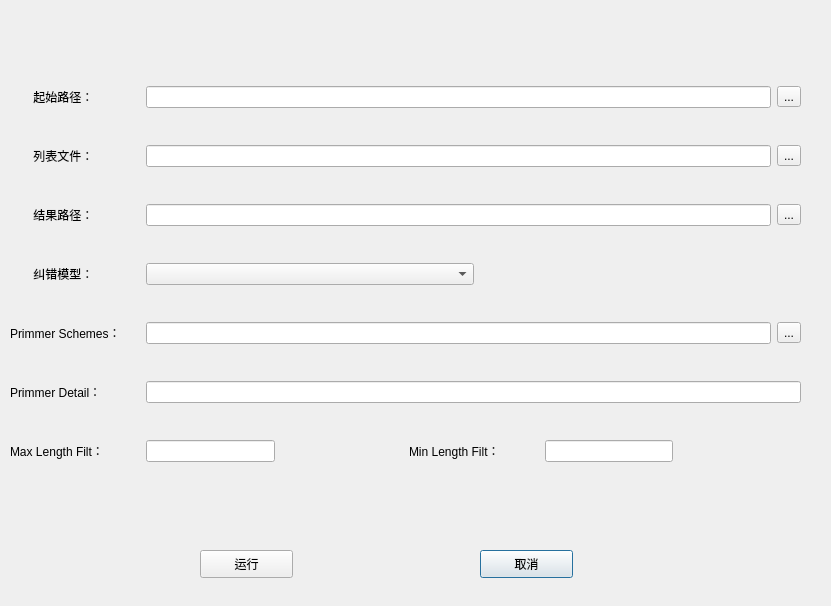
Above: 三代/origin_ui/xinguan_xlpj.ui from L-peng1997/IPH-nano before the change. Below: the same form after it.
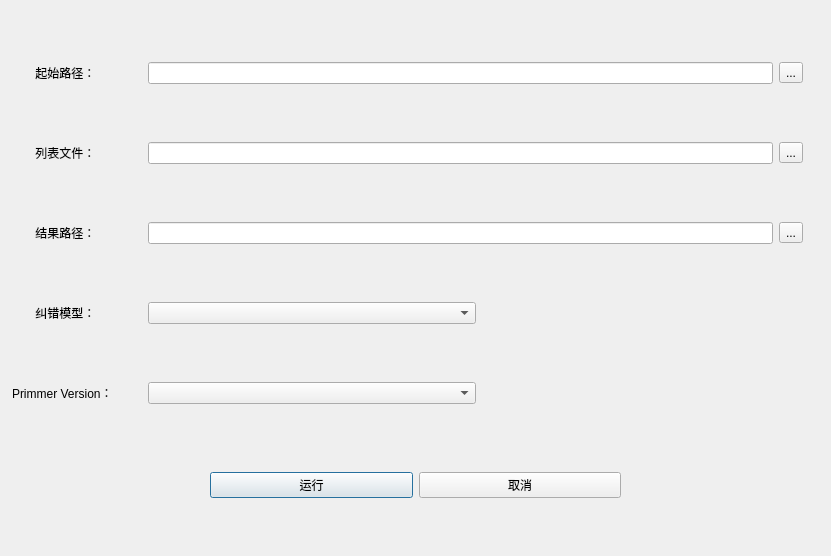
That is the form after the change.

Commit message: 三代版本1.11修正（修改新冠序列拼接界面）

```diff
--- a/三代/origin_ui/xinguan_xlpj.ui
+++ b/三代/origin_ui/xinguan_xlpj.ui
@@ -7,7 +7,7 @@
     <x>0</x>
     <y>0</y>
     <width>831</width>
-    <height>606</height>
+    <height>556</height>
    </rect>
   </property>
   <property name="windowTitle">
@@ -16,10 +16,10 @@
   <widget class="QWidget" name="">
    <property name="geometry">
     <rect>
-     <x>10</x>
-     <y>55</y>
+     <x>12</x>
+     <y>10</y>
      <width>791</width>
-     <height>441</height>
+     <height>451</height>
     </rect>
    </property>
    <layout class="QVBoxLayout" name="verticalLayout">
@@ -218,175 +218,65 @@
          </size>
         </property>
         <property name="text">
-         <string>Primmer Schemes：</string>
+         <string>Primmer Version：</string>
         </property>
        </widget>
       </item>
       <item>
-       <widget class="QLineEdit" name="schemes_LE"/>
-      </item>
-      <item>
-       <widget class="QToolButton" name="schemes_tbtn">
-        <property name="text">
-         <string>...</string>
-        </property>
-       </widget>
-      </item>
-     </layout>
-    </item>
-    <item>
-     <layout class="QHBoxLayout" name="horizontalLayout_6">
-      <item>
-       <widget class="QLabel" name="detail_LB">
+       <widget class="QComboBox" name="primmer_box">
         <property name="sizePolicy">
-         <sizepolicy hsizetype="Fixed" vsizetype="Preferred">
+         <sizepolicy hsizetype="Expanding" vsizetype="Fixed">
           <horstretch>0</horstretch>
           <verstretch>0</verstretch>
          </sizepolicy>
         </property>
-        <property name="minimumSize">
+       </widget>
+      </item>
+      <item>
+       <spacer name="horizontalSpacer_2">
+        <property name="orientation">
+         <enum>Qt::Horizontal</enum>
+        </property>
+        <property name="sizeType">
+         <enum>QSizePolicy::Expanding</enum>
+        </property>
+        <property name="sizeHint" stdset="0">
          <size>
-          <width>130</width>
-          <height>0</height>
+          <width>40</width>
+          <height>20</height>
          </size>
         </property>
-        <property name="text">
-         <string>Primmer Detail：</string>
-        </property>
-       </widget>
+       </spacer>
       </item>
-      <item>
-       <widget class="QLineEdit" name="detail_LE">
-        <property name="text">
-         <string/>
-        </property>
-       </widget>
-      </item>
      </layout>
     </item>
-    <item>
-     <layout class="QHBoxLayout" name="horizontalLayout_9">
-      <item>
-       <layout class="QHBoxLayout" name="horizontalLayout_7">
-        <item>
-         <widget class="QLabel" name="max_LB">
-          <property name="sizePolicy">
-           <sizepolicy hsizetype="Fixed" vsizetype="Preferred">
-            <horstretch>0</horstretch>
-            <verstretch>0</verstretch>
-           </sizepolicy>
-          </property>
-          <property name="minimumSize">
-           <size>
-            <width>130</width>
-            <height>0</height>
-           </size>
-          </property>
-          <property name="maximumSize">
-           <size>
-            <width>0</width>
-            <height>16777215</height>
-           </size>
-          </property>
-          <property name="text">
-           <string>Max Length Filt：</string>
-          </property>
-         </widget>
-        </item>
-        <item>
-         <widget class="QLineEdit" name="max_LE">
-          <property name="text">
-           <string/>
-          </property>
-         </widget>
-        </item>
-        <item>
-         <spacer name="horizontalSpacer_2">
-          <property name="orientation">
-           <enum>Qt::Horizontal</enum>
-          </property>
-          <property name="sizeHint" stdset="0">
-           <size>
-            <width>40</width>
-            <height>20</height>
-           </size>
-          </property>
-         </spacer>
-        </item>
-       </layout>
-      </item>
-      <item>
-       <layout class="QHBoxLayout" name="horizontalLayout_8">
-        <item>
-         <widget class="QLabel" name="min_LB">
-          <property name="sizePolicy">
-           <sizepolicy hsizetype="Fixed" vsizetype="Preferred">
-            <horstretch>0</horstretch>
-            <verstretch>0</verstretch>
-           </sizepolicy>
-          </property>
-          <property name="minimumSize">
-           <size>
-            <width>130</width>
-            <height>0</height>
-           </size>
-          </property>
-          <property name="text">
-           <string>Min Length Filt：</string>
-          </property>
-         </widget>
-        </item>
-        <item>
-         <widget class="QLineEdit" name="min_LE">
-          <property name="text">
-           <string/>
-          </property>
-         </widget>
-        </item>
-        <item>
-         <spacer name="horizontalSpacer_3">
-          <property name="orientation">
-           <enum>Qt::Horizontal</enum>
-          </property>
-          <property name="sizeHint" stdset="0">
-           <size>
-            <width>40</width>
-            <height>20</height>
-           </size>
-          </property>
-         </spacer>
-        </item>
-       </layout>
-      </item>
-     </layout>
-    </item>
    </layout>
   </widget>
-  <widget class="QPushButton" name="cancel_btn">
+  <widget class="QWidget" name="">
    <property name="geometry">
     <rect>
-     <x>480</x>
-     <y>550</y>
-     <width>93</width>
-     <height>28</height>
+     <x>210</x>
+     <y>460</y>
+     <width>411</width>
+     <height>51</height>
     </rect>
    </property>
-   <property name="text">
-    <string>取消</string>
-   </property>
-  </widget>
-  <widget class="QPushButton" name="run_btn">
-   <property name="geometry">
-    <rect>
-     <x>200</x>
-     <y>550</y>
-     <width>93</width>
-     <height>28</height>
-    </rect>
-   </property>
-   <property name="text">
-    <string>运行</string>
-   </property>
+   <layout class="QHBoxLayout" name="horizontalLayout_6">
+    <item>
+     <widget class="QPushButton" name="run_btn">
+      <property name="text">
+       <string>运行</string>
+      </property>
+     </widget>
+    </item>
+    <item>
+     <widget class="QPushButton" name="cancel_btn">
+      <property name="text">
+       <string>取消</string>
+      </property>
+     </widget>
+    </item>
+   </layout>
   </widget>
  </widget>
  <resources/>
```
Left out of the diff: 2 changed lines with no effect on the pictures. The commit also changes 6 other files.
